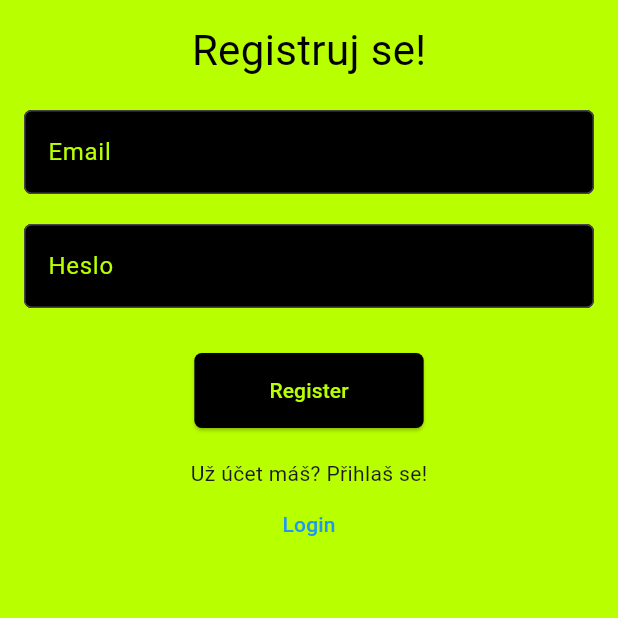
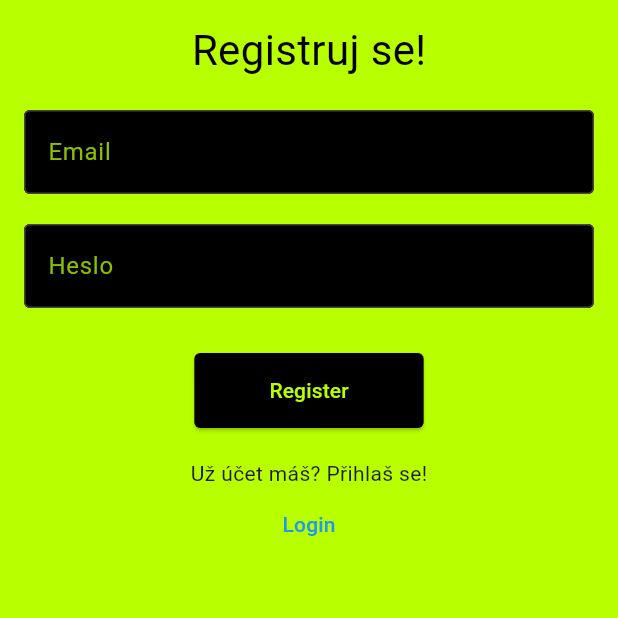
Before and after one commit to Tomajto/archa, a Flutter app: the screen it shows after launch, after a tap on "Registrace", on a phone screen of 412 x 824 dp, the part 604-1222 px from its top. Run offline on Flutter 3.47's test engine with Material 3 defaults, Android fonts, the phone set to English and light mode, and no system bars; our stand-ins replace firebase_auth, firebase_core; accounts and stored records are empty; network calls fail.

Commit message:
login a register hotovson jsem sigmund

```diff
--- a/lib/screens/login_screen.dart
+++ b/lib/screens/login_screen.dart
@@ -38,7 +38,8 @@ class _LoginScreenState extends State<LoginScreen> {
   Widget build(BuildContext context) {
     return Scaffold(
       backgroundColor: Color(0xFFB8FF00), // Light grey background
-      body: Padding(
+      body: SingleChildScrollView( // Add SingleChildScrollView for scrolling
+        child: Padding(
           padding: const EdgeInsets.all(16.0),
           child: Column(
             mainAxisAlignment: MainAxisAlignment.start, // Align to the top
@@ -61,26 +62,28 @@ class _LoginScreenState extends State<LoginScreen> {
               const SizedBox(height: 20), // Add space between text and fields
               TextField(
                 controller: _emailController,
+                style: const TextStyle(color: Color(0xFFB8FF00)),
                 decoration: InputDecoration(
-                labelStyle: const TextStyle(color: Color(0xFFB8FF00)),
-                labelText: 'Email',
+                  hintStyle: const TextStyle(color: Color(0xFF89BF00)),
+                  hintText: 'Email',
                   filled: true,
                   fillColor: Colors.black, // White inside the box
                   border: OutlineInputBorder(
-                  borderRadius: BorderRadius.circular(12),
+                    borderRadius: BorderRadius.circular(3.82),
                   ),
                 ),
               ),
               const SizedBox(height: 20), // Spacing between text fields
               TextField(
                 controller: _passwordController,
+                style: const TextStyle(color: Color(0xFFB8FF00)),
                 decoration: InputDecoration(
-                labelStyle: const TextStyle(color: Color(0xFFB8FF00)),
-                labelText: 'Heslo',
+                  hintStyle: const TextStyle(color: Color(0xFF89BF00)),
+                  hintText: 'Heslo',
                   filled: true,
                   fillColor: Colors.black, // White inside the box
                   border: OutlineInputBorder(
-                  borderRadius: BorderRadius.circular(12),
+                    borderRadius: BorderRadius.circular(3.82),
                   ),
                 ),
                 obscureText: true,
@@ -93,7 +96,7 @@ class _LoginScreenState extends State<LoginScreen> {
                   padding: const EdgeInsets.symmetric(
                       horizontal: 50, vertical: 15), // Adjust button size
                   shape: RoundedRectangleBorder(
-                  borderRadius: BorderRadius.circular(12),
+                    borderRadius: BorderRadius.circular(3.82),
                   ),
                 ),
                 onPressed: _login,
@@ -119,6 +122,7 @@ class _LoginScreenState extends State<LoginScreen> {
             ],
           ),
         ),
+      ),
     );
   }
 }
--- a/lib/screens/register_screen.dart
+++ b/lib/screens/register_screen.dart
@@ -1,5 +1,6 @@
 import 'package:flutter/material.dart';
 import 'package:firebase_auth/firebase_auth.dart';
+import 'package:flutter/widgets.dart';
 import 'login_screen.dart'; // Import the login screen
 
 class RegisterScreen extends StatefulWidget {
@@ -36,7 +37,8 @@ class _RegisterScreenState extends State<RegisterScreen> {
   Widget build(BuildContext context) {
     return Scaffold(
       backgroundColor: Color(0xFFB8FF00), // Light grey background
-      body: Padding(
+      body: SingleChildScrollView( // Add SingleChildScrollView for scrolling
+        child: Padding(
           padding: const EdgeInsets.all(16.0),
           child: Column(
             mainAxisAlignment: MainAxisAlignment.start, // Align to the top
@@ -59,26 +61,29 @@ class _RegisterScreenState extends State<RegisterScreen> {
               const SizedBox(height: 20), // Add space between text and fields
               TextField(
                 controller: _emailController,
+
+                style: const TextStyle(color: Color(0xFFB8FF00)), // Set the input text color to lime green
                 decoration: InputDecoration(
-                labelText: 'Email',
+                  hintText: "Email",
                   filled: true,
-                fillColor: Colors.black,
-                labelStyle: const TextStyle(color: Color(0xFFB8FF00)),// White inside the box
+                  fillColor: Colors.black, // Black inside the box
+                  hintStyle: const TextStyle(color: Color(0xFF89BF00)), // Label text color
                   border: OutlineInputBorder(
-                  borderRadius: BorderRadius.circular(5),
+                    borderRadius: BorderRadius.circular(3.82),
                   ),
                 ),
               ),
               const SizedBox(height: 20), // Spacing between text fields
               TextField(
                 controller: _passwordController,
+                style: const TextStyle(color: Color(0xFFB8FF00)), // Set the input text color to lime green
                 decoration: InputDecoration(
-                labelStyle: const TextStyle(color: Color(0xFFB8FF00)),
-                labelText: 'Heslo',
+                  hintStyle: const TextStyle(color: Color(0xFF89BF00)), // Label text color
+                  hintText: 'Heslo',
                   filled: true,
-                fillColor: Colors.black, // White inside the box
+                  fillColor: Colors.black, // Black inside the box
                   border: OutlineInputBorder(
-                  borderRadius: BorderRadius.circular(5),
+                    borderRadius: BorderRadius.circular(3.82),
                   ),
                 ),
                 obscureText: true,
@@ -86,18 +91,17 @@ class _RegisterScreenState extends State<RegisterScreen> {
               const SizedBox(height: 30), // Spacing before the button
               ElevatedButton(
                 style: ElevatedButton.styleFrom(
-
                   backgroundColor: Colors.black, // Black background for the button
                   padding: const EdgeInsets.symmetric(
                       horizontal: 50, vertical: 15), // Adjust button size
                   shape: RoundedRectangleBorder(
-                  borderRadius: BorderRadius.circular(5),
+                    borderRadius: BorderRadius.circular(3.82),
                   ),
                 ),
                 onPressed: _register,
                 child: const Text(
                   'Register',
-                style: TextStyle(color: Color(0xFFB8FF00)), // White text
+                  style: TextStyle(color: Color(0xFFB8FF00)), // Lime green text
                 ),
               ),
               const SizedBox(height: 20),
@@ -115,6 +119,7 @@ class _RegisterScreenState extends State<RegisterScreen> {
             ],
           ),
         ),
+      ),
     );
   }
 }
```
Also changed, not shown: pubspec.lock. Lines whose indentation alone changed are shown as unchanged.
